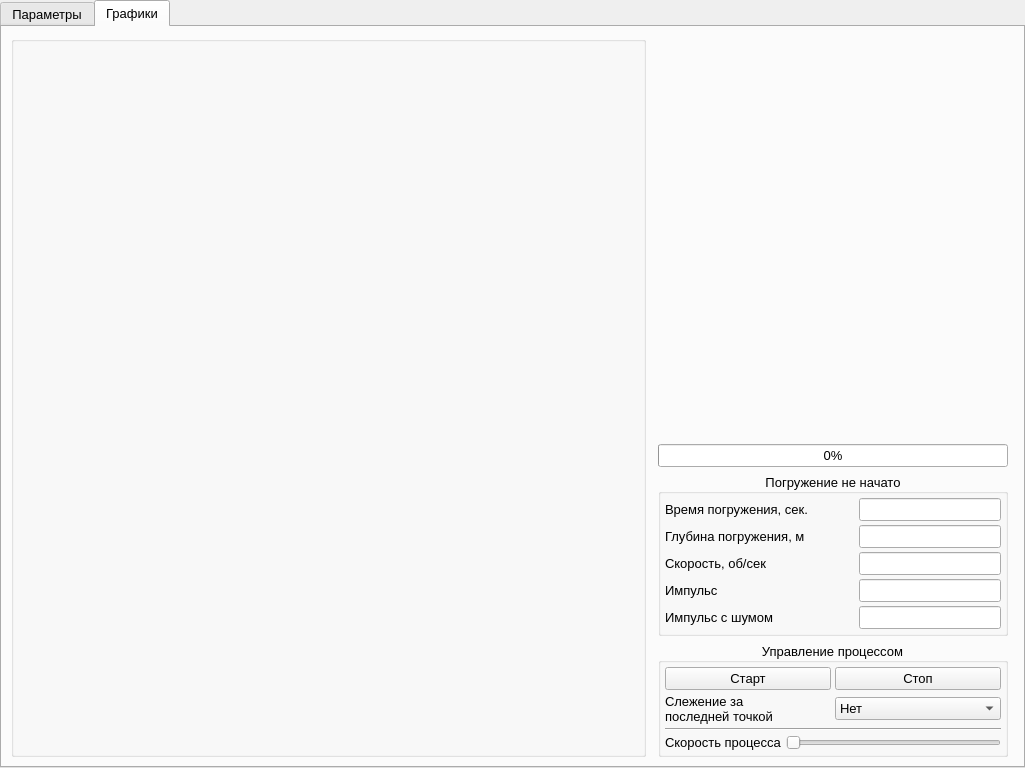
Before: the Qt Designer form mainwindow.ui in DvaMishkiLapa/xolm3, drawn with Qt 5.
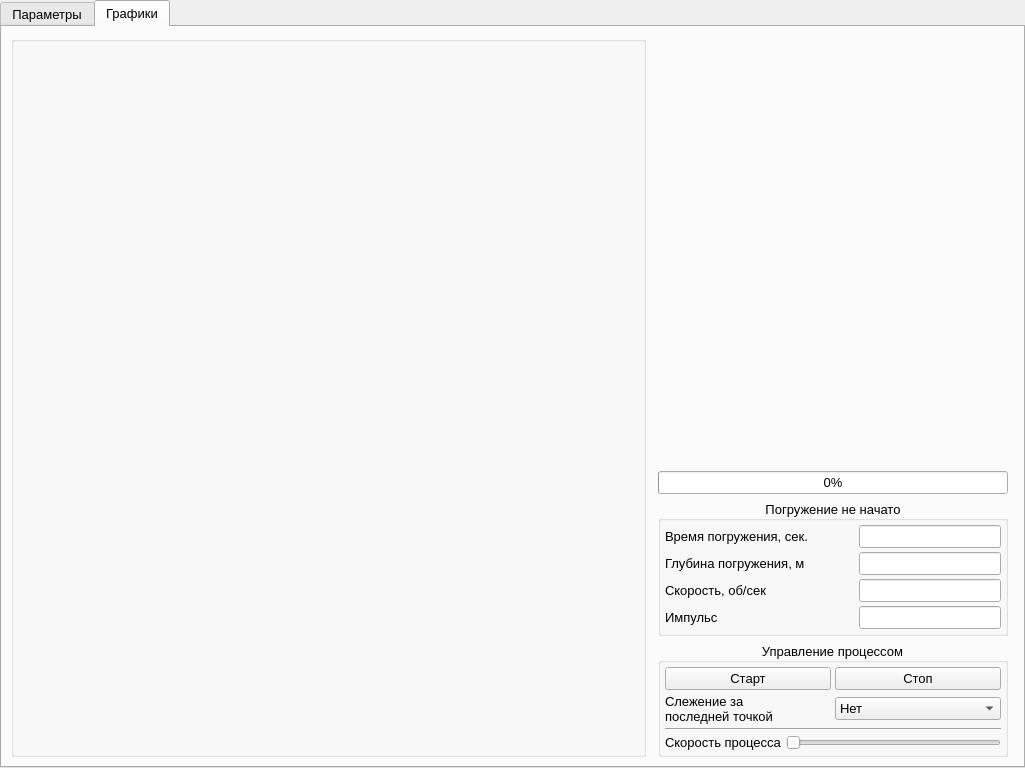
After: the same form once the commit is applied. The open tabs and pages were chosen to show the change. Icons and pictures are not drawn.

Commit message: Disable impulse_noise

Diff of the .ui file:
```diff
--- a/mainwindow.ui
+++ b/mainwindow.ui
@@ -840,30 +840,6 @@
                </item>
               </layout>
              </item>
-             <item>
-              <layout class="QHBoxLayout" name="horizontalLayout_19">
-               <item>
-                <widget class="QLabel" name="label_16">
-                 <property name="minimumSize">
-                  <size>
-                   <width>190</width>
-                   <height>0</height>
-                  </size>
-                 </property>
-                 <property name="text">
-                  <string>Импульс с шумом</string>
-                 </property>
-                </widget>
-               </item>
-               <item>
-                <widget class="QLineEdit" name="impulse_noise_edit">
-                 <property name="readOnly">
-                  <bool>true</bool>
-                 </property>
-                </widget>
-               </item>
-              </layout>
-             </item>
             </layout>
            </widget>
           </item>
```
Left out of the diff: 1 changed line with no effect on the pictures. The commit also changes 2 other files.
